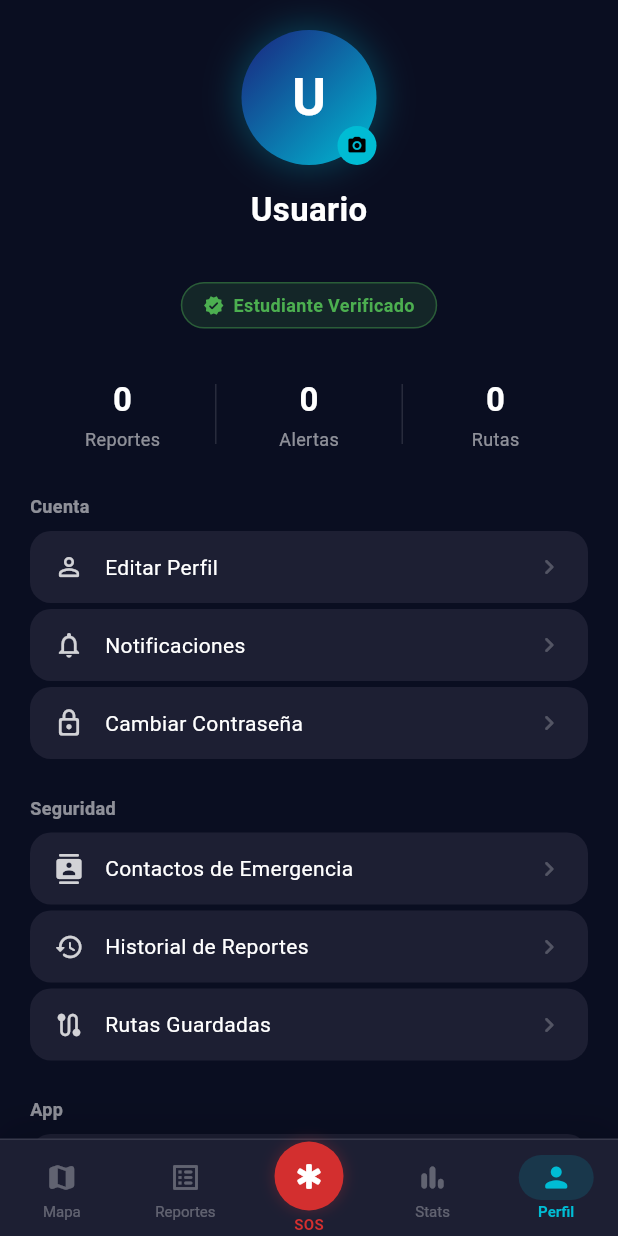
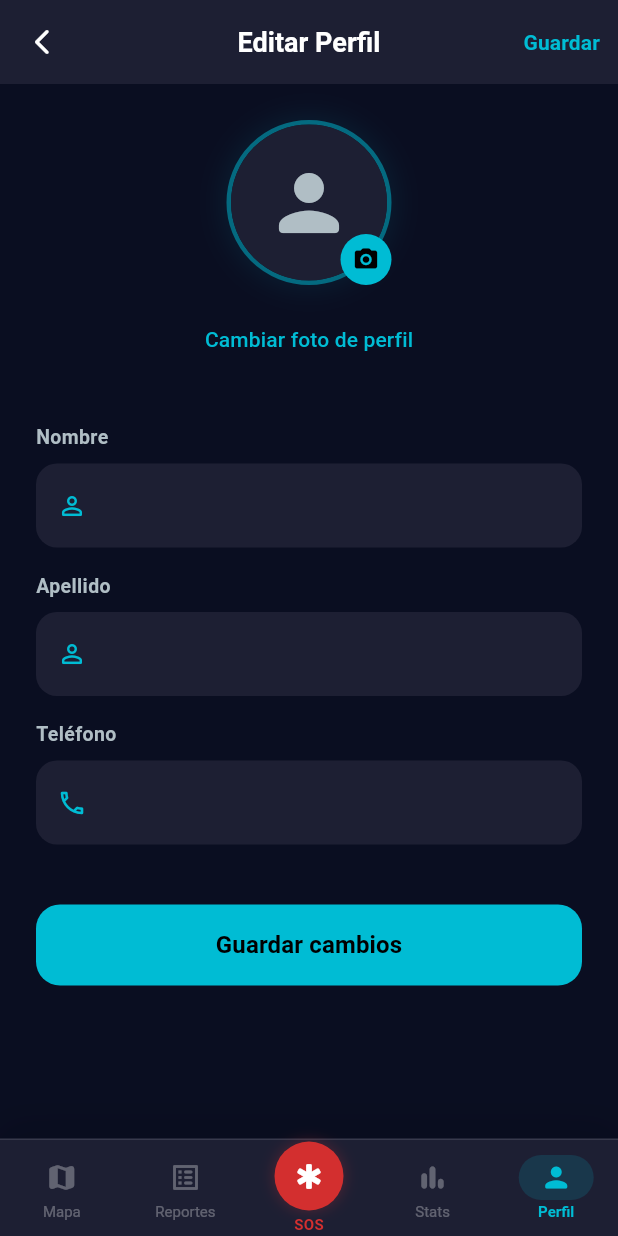
Before and after one commit to JulianMoreno627/SAFECAMPUSS, a Flutter app: the PerfilScreen screen opened by its route, after a tap on "Editar Perfil", on a phone screen of 412 x 824 dp. Run offline on Flutter 3.47's test engine with Material 3 defaults, Android fonts, the light colour scheme and no system bars; our stand-ins replace animate_do, fl_chart, flutter_dotenv, flutter_map, flutter_riverpod, geocoding and 13 more; accounts and stored records are empty; network calls fail; Roboto replaces fonts that are missing (Montserrat).

Commit message:
implementacion editar perfil

```diff
--- a/lib/core/router/app_router.dart
+++ b/lib/core/router/app_router.dart
@@ -12,6 +12,7 @@ import '../../presentation/screens/sos/contactos_emergencia_screen.dart';
 import '../../presentation/screens/dashboard/dashboard_screen.dart';
 import '../../presentation/screens/chat/chat_ia_screen.dart';
 import '../../presentation/screens/perfil/perfil_screen.dart';
+import '../../presentation/screens/perfil/editar_perfil_screen.dart';
 import '../../presentation/screens/notificaciones/notificaciones_screen.dart';
 import '../../presentation/screens/configuracion/configuracion_screen.dart';
 import '../../presentation/screens/guia/guia_seguridad_screen.dart';
@@ -20,11 +21,10 @@ class AppRouter {
   static final GoRouter router = GoRouter(
     initialLocation: '/splash',
     routes: [
-      GoRoute(path: '/splash',     builder: (c, s) => const SplashScreen()),
+      GoRoute(path: '/splash', builder: (c, s) => const SplashScreen()),
       GoRoute(path: '/onboarding', builder: (c, s) => const OnboardingScreen()),
-      GoRoute(path: '/login',      builder: (c, s) => const LoginScreen()),
-      GoRoute(path: '/register',   builder: (c, s) => const RegisterScreen()),
-
+      GoRoute(path: '/login', builder: (c, s) => const LoginScreen()),
+      GoRoute(path: '/register', builder: (c, s) => const RegisterScreen()),
       StatefulShellRoute.indexedStack(
         builder: (context, state, navigationShell) =>
             HomeScreen(navigationShell: navigationShell),
@@ -42,7 +42,9 @@ class AppRouter {
             ),
           ]),
           StatefulShellBranch(routes: [
-            GoRoute(path: '/reportes',  builder: (c, s) => const ListaReportesScreen()),
+            GoRoute(
+                path: '/reportes',
+                builder: (c, s) => const ListaReportesScreen()),
           ]),
           StatefulShellBranch(routes: [
             GoRoute(
@@ -74,6 +76,10 @@ class AppRouter {
               builder: (c, s) => const PerfilScreen(),
               routes: [
                 GoRoute(
+                  path: 'editar-perfil',
+                  builder: (c, s) => const EditarPerfilScreen(),
+                ),
+                GoRoute(
                   path: 'notificaciones',
                   builder: (c, s) => const NotificacionesScreen(),
                 ),
--- a/lib/l10n/app_en.arb
+++ b/lib/l10n/app_en.arb
@@ -328,6 +328,9 @@
   "relationshipClassmate": "Classmate",
   "relationshipOther": "Other",
   "changeProfilePhoto": "Change profile photo",
+  "profileUpdated": "Profile updated successfully",
+  "saveButton": "Save",
+  "saveChanges": "Save changes",
   "deletePhoto": "Delete photo",
   "retryLabel": "Retry",
   "loadingLabel": "Loading...",
--- a/lib/l10n/app_es.arb
+++ b/lib/l10n/app_es.arb
@@ -328,6 +328,9 @@
   "relationshipClassmate": "Compañero/a",
   "relationshipOther": "Otro",
   "changeProfilePhoto": "Cambiar foto de perfil",
+  "profileUpdated": "Perfil actualizado correctamente",
+  "saveButton": "Guardar",
+  "saveChanges": "Guardar cambios",
   "deletePhoto": "Eliminar foto",
   "retryLabel": "Reintentar",
   "loadingLabel": "Cargando...",
--- a/lib/l10n/app_localizations.dart
+++ b/lib/l10n/app_localizations.dart
@@ -1976,6 +1976,24 @@ abstract class AppLocalizations {
   /// **'Change profile photo'**
   String get changeProfilePhoto;
 
+  /// No description provided for @profileUpdated.
+  ///
+  /// In en, this message translates to:
+  /// **'Profile updated successfully'**
+  String get profileUpdated;
+
+  /// No description provided for @saveButton.
+  ///
+  /// In en, this message translates to:
+  /// **'Save'**
+  String get saveButton;
+
+  /// No description provided for @saveChanges.
+  ///
+  /// In en, this message translates to:
+  /// **'Save changes'**
+  String get saveChanges;
+
   /// No description provided for @deletePhoto.
   ///
   /// In en, this message translates to:
--- a/lib/l10n/app_localizations_es.dart
+++ b/lib/l10n/app_localizations_es.dart
@@ -996,6 +996,15 @@ class AppLocalizationsEs extends AppLocalizations {
   String get changeProfilePhoto => 'Cambiar foto de perfil';
 
   @override
+  String get profileUpdated => 'Perfil actualizado correctamente';
+
+  @override
+  String get saveButton => 'Guardar';
+
+  @override
+  String get saveChanges => 'Guardar cambios';
+
+  @override
   String get deletePhoto => 'Eliminar foto';
 
   @override
--- a/lib/presentation/screens/auth/register_screen.dart
+++ b/lib/presentation/screens/auth/register_screen.dart
@@ -4,6 +4,7 @@ import 'package:animate_do/animate_do.dart';
 import '../../../core/theme/app_colors.dart';
 import '../../../core/services/api_service.dart';
 import '../../../l10n/app_localizations.dart';
+import '../../widgets/language_toggle_button.dart';
 
 class RegisterScreen extends StatefulWidget {
   const RegisterScreen({super.key});
@@ -174,6 +175,11 @@ class _RegisterScreenState extends State<RegisterScreen> {
                 _buildNavButtons(l10n),
               ],
             ),
+          ),
+          const Positioned(
+            top: 52,
+            right: 20,
+            child: LanguageToggleButton(),
           ),
         ],
       ),
--- a/lib/presentation/screens/dashboard/dashboard_screen.dart
+++ b/lib/presentation/screens/dashboard/dashboard_screen.dart
@@ -214,18 +214,9 @@ class _DashboardScreenState extends ConsumerState<DashboardScreen> {
         value: entry.value.toDouble(),
         color: palette[i % palette.length],
         title: '${pct.toStringAsFixed(0)}%',
-        radius: 52,
+        radius: 40, // Reducido de 52 para evitar solapamiento
         titleStyle: const TextStyle(
-            color: Colors.white, fontSize: 11, fontWeight: FontWeight.bold),
-        badgeWidget: entry.value > 1
-            ? Container(
-                padding: const EdgeInsets.all(4),
-                decoration: BoxDecoration(
-                  color: palette[i % palette.length].withValues(alpha: 0.2),
-                  shape: BoxShape.circle,
-                ),
-              )
-            : null,
+            color: Colors.white, fontSize: 10, fontWeight: FontWeight.bold),
       );
     }).toList();
 
@@ -250,12 +241,12 @@ class _DashboardScreenState extends ConsumerState<DashboardScreen> {
             Row(
               children: [
                 SizedBox(
-                  height: 160,
-                  width: 160,
+                  height: 140, // Reducido de 160
+                  width: 140, // Reducido de 160
                   child: PieChart(
                     PieChartData(
                       sections: sections,
-                      centerSpaceRadius: 36,
+                      centerSpaceRadius: 30, // Reducido de 36
                       sectionsSpace: 2,
                     ),
                   ),
--- /dev/null
+++ b/lib/presentation/screens/perfil/editar_perfil_screen.dart
@@ -0,0 +1,336 @@
+import 'dart:io';
+import 'package:flutter/material.dart';
+import 'package:flutter_riverpod/flutter_riverpod.dart';
+import 'package:animate_do/animate_do.dart';
+import 'package:image_picker/image_picker.dart';
+import 'package:hive_flutter/hive_flutter.dart';
+import '../../../core/theme/app_colors.dart';
+import '../../../core/providers/auth_provider.dart';
+import '../../../l10n/app_localizations.dart';
+
+class EditarPerfilScreen extends ConsumerStatefulWidget {
+  const EditarPerfilScreen({super.key});
+
+  @override
+  ConsumerState<EditarPerfilScreen> createState() => _EditarPerfilScreenState();
+}
+
+class _EditarPerfilScreenState extends ConsumerState<EditarPerfilScreen> {
+  final _formKey = GlobalKey<FormState>();
+  late TextEditingController _nombreController;
+  late TextEditingController _apellidoController;
+  late TextEditingController _telefonoController;
+  String? _photoPath;
+  final _picker = ImagePicker();
+  bool _isSaving = false;
+
+  static const _photoKey = 'profile_photo_path';
+
+  @override
+  void initState() {
+    super.initState();
+    final user = ref.read(authProvider).usuario;
+    _nombreController = TextEditingController(text: user?.nombre ?? '');
+    _apellidoController = TextEditingController(text: user?.apellido ?? '');
+    _telefonoController = TextEditingController(text: user?.telefono ?? '');
+    _loadPhoto();
+  }
+
+  void _loadPhoto() {
+    final path = Hive.box('settings').get(_photoKey) as String?;
+    if (path != null && File(path).existsSync()) {
+      setState(() => _photoPath = path);
+    }
+  }
+
+  @override
+  void dispose() {
+    _nombreController.dispose();
+    _apellidoController.dispose();
+    _telefonoController.dispose();
+    super.dispose();
+  }
+
+  Future<void> _pickPhoto(ImageSource source) async {
+    final file = await _picker.pickImage(source: source, imageQuality: 80);
+    if (file != null) {
+      setState(() => _photoPath = file.path);
+    }
+  }
+
+  Future<void> _saveChanges() async {
+    if (!_formKey.currentState!.validate()) return;
+
+    setState(() => _isSaving = true);
+
+    try {
+      // 1. Guardar foto localmente (simulado)
+      if (_photoPath != null) {
+        await Hive.box('settings').put(_photoKey, _photoPath);
+      } else {
+        await Hive.box('settings').delete(_photoKey);
+      }
+
+      // 2. Actualizar datos en el backend (simulado vía authProvider si tuviera el método)
+      // Por ahora actualizamos el estado local del usuario
+      final currentUser = ref.read(authProvider).usuario;
+      if (currentUser != null) {
+        final updatedUser = currentUser.copyWith(
+          nombre: _nombreController.text.trim(),
+          apellido: _apellidoController.text.trim(),
+          telefono: _telefonoController.text.trim(),
+        );
+        // Aquí deberías llamar a un método de tu authProvider para persistir esto
+        // ref.read(authProvider.notifier).updateUser(updatedUser);
+      }
+
+      if (mounted) {
+        final currentL10n = AppLocalizations.of(context)!;
+        ScaffoldMessenger.of(context).showSnackBar(
+          SnackBar(
+            content: Text(currentL10n.profileUpdated),
+            backgroundColor: AppColors.riskLow,
+          ),
+        );
+        Navigator.pop(context);
+      }
+    } catch (e) {
+      if (mounted) {
+        ScaffoldMessenger.of(context).showSnackBar(
+          SnackBar(
+            content: Text('Error: ${e.toString()}'),
+            backgroundColor: AppColors.riskHigh,
+          ),
+        );
+      }
+    } finally {
+      if (mounted) setState(() => _isSaving = false);
+    }
+  }
+
+  @override
+  Widget build(BuildContext context) {
+    final l10n = AppLocalizations.of(context)!;
+    final cs = Theme.of(context).colorScheme;
+
+    return Scaffold(
+      appBar: AppBar(
+        title: Text(l10n.editProfile,
+            style: const TextStyle(fontWeight: FontWeight.bold, fontSize: 18)),
+        centerTitle: true,
+        leading: IconButton(
+          icon: const Icon(Icons.arrow_back_ios_new_rounded, size: 20),
+          onPressed: () => Navigator.pop(context),
+        ),
+        actions: [
+          TextButton(
+            onPressed: _isSaving ? null : _saveChanges,
+            child: _isSaving
+                ? const SizedBox(
+                    width: 16,
+                    height: 16,
+                    child: CircularProgressIndicator(strokeWidth: 2))
+                : Text(l10n.saveButton,
+                    style: const TextStyle(
+                        color: AppColors.accent, fontWeight: FontWeight.bold)),
+          ),
+        ],
+      ),
+      body: SingleChildScrollView(
+        padding: const EdgeInsets.all(24),
+        child: Form(
+          key: _formKey,
+          child: Column(
+            children: [
+              _buildPhotoSection(l10n),
+              const SizedBox(height: 32),
+              _buildTextField(
+                controller: _nombreController,
+                label: l10n.firstName,
+                icon: Icons.person_outline_rounded,
+                validator: (v) => v!.isEmpty ? l10n.fieldRequired : null,
+              ),
+              const SizedBox(height: 16),
+              _buildTextField(
+                controller: _apellidoController,
+                label: l10n.lastName,
+                icon: Icons.person_outline_rounded,
+                validator: (v) => v!.isEmpty ? l10n.fieldRequired : null,
+              ),
+              const SizedBox(height: 16),
+              _buildTextField(
+                controller: _telefonoController,
+                label: l10n.phone,
+                icon: Icons.phone_outlined,
+                keyboardType: TextInputType.phone,
+                validator: (v) => v!.isEmpty ? l10n.fieldRequired : null,
+              ),
+              const SizedBox(height: 40),
+              SizedBox(
+                width: double.infinity,
+                height: 54,
+                child: ElevatedButton(
+                  onPressed: _isSaving ? null : _saveChanges,
+                  style: ElevatedButton.styleFrom(
+                    backgroundColor: AppColors.accent,
+                    foregroundColor: Colors.black,
+                    shape: RoundedRectangleBorder(
+                        borderRadius: BorderRadius.circular(16)),
+                    elevation: 0,
+                  ),
+                  child: Text(l10n.saveChanges,
+                      style: const TextStyle(
+                          fontWeight: FontWeight.bold, fontSize: 16)),
+                ),
+              ),
+            ],
+          ),
+        ),
+      ),
+    );
+  }
+
+  Widget _buildPhotoSection(AppLocalizations l10n) {
+    return Column(
+      children: [
+        Stack(
+          children: [
+            Container(
+              width: 110,
+              height: 110,
+              decoration: BoxDecoration(
+                shape: BoxShape.circle,
+                border: Border.all(
+                    color: AppColors.accent.withValues(alpha: 0.5), width: 3),
+                boxShadow: [
+                  BoxShadow(
+                    color: AppColors.accent.withValues(alpha: 0.1),
+                    blurRadius: 15,
+                    spreadRadius: 2,
+                  ),
+                ],
+              ),
+              child: ClipOval(
+                child: _photoPath != null
+                    ? Image.file(File(_photoPath!), fit: BoxFit.cover)
+                    : Container(
+                        color: Theme.of(context).cardColor,
+                        child: const Icon(Icons.person_rounded,
+                            size: 60, color: AppColors.textSecondary),
+                      ),
+              ),
+            ),
+            Positioned(
+              bottom: 0,
+              right: 0,
+              child: GestureDetector(
+                onTap: () => _showPhotoOptions(l10n),
+                child: Container(
+                  padding: const EdgeInsets.all(8),
+                  decoration: const BoxDecoration(
+                      color: AppColors.accent, shape: BoxShape.circle),
+                  child: const Icon(Icons.camera_alt_rounded,
+                      size: 18, color: Colors.black),
+                ),
+              ),
+            ),
+          ],
+        ),
+        const SizedBox(height: 12),
+        TextButton(
+          onPressed: () => _showPhotoOptions(l10n),
+          child: Text(l10n.changeProfilePhoto,
+              style: const TextStyle(color: AppColors.accent, fontSize: 14)),
+        ),
+      ],
+    );
+  }
+
+  void _showPhotoOptions(AppLocalizations l10n) {
+    showModalBottomSheet(
+      context: context,
+      shape: const RoundedRectangleBorder(
+          borderRadius: BorderRadius.vertical(top: Radius.circular(24))),
+      builder: (ctx) => Padding(
+        padding: const EdgeInsets.fromLTRB(24, 16, 24, 32),
+        child: Column(
+          mainAxisSize: MainAxisSize.min,
+          children: [
+            Container(
+                width: 40,
+                height: 4,
+                decoration: BoxDecoration(
+                    color: Colors.grey[300],
+                    borderRadius: BorderRadius.circular(2))),
+            const SizedBox(height: 24),
+            _photoOptionTile(Icons.camera_alt_rounded, l10n.camera, () {
+              Navigator.pop(ctx);
+              _pickPhoto(ImageSource.camera);
+            }),
+            _photoOptionTile(Icons.photo_library_rounded, l10n.gallery, () {
+              Navigator.pop(ctx);
+              _pickPhoto(ImageSource.gallery);
+            }),
+            if (_photoPath != null)
+              _photoOptionTile(Icons.delete_outline_rounded, l10n.deletePhoto,
+                  () {
+                Navigator.pop(ctx);
+                setState(() => _photoPath = null);
+              }, isDestructive: true),
+          ],
+        ),
+      ),
+    );
+  }
+
+  Widget _photoOptionTile(IconData icon, String label, VoidCallback onTap,
+      {bool isDestructive = false}) {
+    return ListTile(
+      leading: Icon(icon,
+          color: isDestructive ? AppColors.riskHigh : AppColors.accent),
+      title: Text(label,
+          style: TextStyle(
+              color: isDestructive ? AppColors.riskHigh : null,
+              fontWeight: FontWeight.w500)),
+      onTap: onTap,
+    );
+  }
+
+  Widget _buildTextField({
+    required TextEditingController controller,
+    required String label,
+    required IconData icon,
+    TextInputType? keyboardType,
+    String? Function(String?)? validator,
+  }) {
+    final theme = Theme.of(context);
+    return Column(
+      crossAxisAlignment: CrossAxisAlignment.start,
+      children: [
+        Text(label,
+            style: const TextStyle(
+                fontSize: 13,
+                fontWeight: FontWeight.bold,
+                color: AppColors.textSecondary)),
+        const SizedBox(height: 8),
+        TextFormField(
+          controller: controller,
+          keyboardType: keyboardType,
+          validator: validator,
+          decoration: InputDecoration(
+            prefixIcon: Icon(icon, size: 20, color: AppColors.accent),
+            filled: true,
+            fillColor: theme.cardColor,
+            border: OutlineInputBorder(
+                borderRadius: BorderRadius.circular(14),
+                borderSide: BorderSide.none),
+            focusedBorder: OutlineInputBorder(
+              borderRadius: BorderRadius.circular(14),
+              borderSide: const BorderSide(color: AppColors.accent, width: 1.5),
+            ),
+          ),
+        ),
+      ],
+    );
+  }
+}
--- a/lib/presentation/screens/perfil/perfil_screen.dart
+++ b/lib/presentation/screens/perfil/perfil_screen.dart
@@ -302,7 +302,7 @@ class _PerfilScreenState extends ConsumerState<PerfilScreen> {
           _OptionTile(
             icon: Icons.person_outline_rounded,
             label: l10n.editProfile,
-            onTap: () {},
+            onTap: () => context.push('/perfil/editar-perfil'),
           ),
           _OptionTile(
             icon: Icons.notifications_outlined,
```
Also changed, not shown: lib/core/services/ai_service.dart (+19 -10 lines), lib/core/services/gemini_service.dart (+4 -6 lines), lib/l10n/app_localizations_en.dart (+9 -0 lines), lib/presentation/screens/auth/login_screen.dart (+5 -5 lines).
